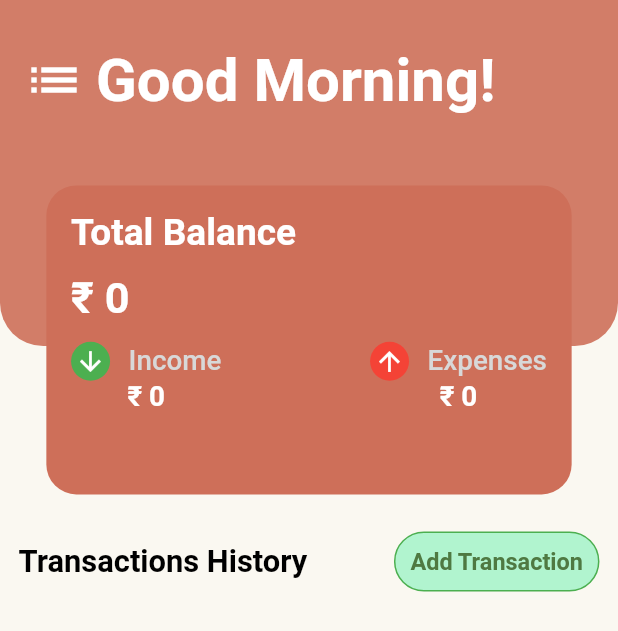
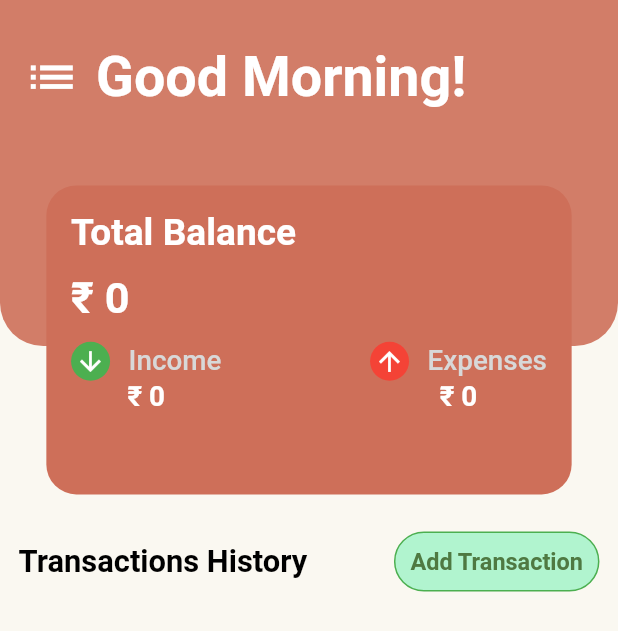
Before and after one commit to Project-Dronaid/Pragati, a Flutter app: the financeHomepage screen opened directly, on a phone screen of 412 x 824 dp. Shown: the top 631 px of the screen. Run offline on Flutter 3.47's test engine with Material 2 defaults, Android fonts, the phone set to English and light mode, and no system bars; drawn by our look-alikes of animated_text_kit; our stand-ins replace carousel_slider, cloud_firestore, firebase_auth, firebase_core, firebase_storage, flutter_svg and 8 more; accounts and stored records are empty; network calls fail.

Commit message:
Finance Homepage fontsize bug resolved

```diff
--- a/lib/Management/Management/financeManagement.dart
+++ b/lib/Management/Management/financeManagement.dart
@@ -83,7 +83,7 @@ class _financeHomepageState extends State<financeHomepage> {
                                   scaffoldKey.currentState!.openDrawer(),
                               icon: Icon(
                                 Icons.list,
-                                size: 40.0,
+                                size: width*0.09,
                                 color: Colors.white,
                               ),
                             ),
@@ -95,8 +95,8 @@ class _financeHomepageState extends State<financeHomepage> {
                                 animatedTexts: [
                                   TypewriterAnimatedText(
                                     'Good ${data.timeOfDay()}!',
-                                    textStyle: const TextStyle(
-                                      fontSize: 40.0,
+                                    textStyle:  TextStyle(
+                                      fontSize: width*0.09,
                                       fontWeight: FontWeight.w600,
                                       color: Colors.white,
                                     ),
```
